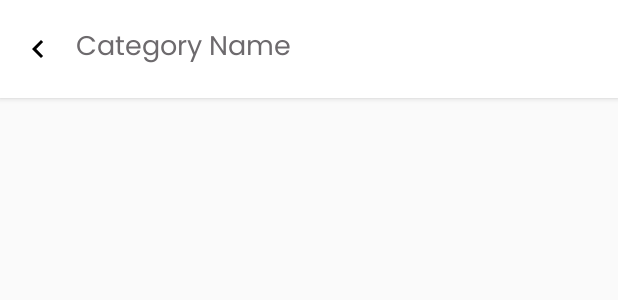
After one commit to GauravKhalapurkar/StudoTest, an Android app: the layout activity_categories.xml on its own in the app's theme, with its tools: preview values and no code run, on a phone screen of 412 x 824 dp. The commit adds this screen. Shown: the top 300 px of the screen. Run offline under Robolectric (Android 15) with nearby library versions, the phone set to English and light mode, and no system bars.

Commit message:
Home fragment done, category and test activities created.

```diff
--- a/app/build.gradle
+++ b/app/build.gradle
@@ -35,6 +35,7 @@ dependencies {
     implementation 'com.google.android.material:material:1.8.0'
     implementation 'androidx.constraintlayout:constraintlayout:2.1.4'
     implementation 'com.intuit.sdp:sdp-android:1.0.6'
+    implementation 'com.tbuonomo:dotsindicator:4.3'
     implementation 'com.google.firebase:firebase-firestore:24.4.1'
     testImplementation 'junit:junit:4.13.2'
     androidTestImplementation 'androidx.test.ext:junit:1.1.5'
--- /dev/null
+++ b/app/src/main/res/drawable/ic_left.xml
@@ -0,0 +1,5 @@
+<vector android:autoMirrored="true" android:height="24dp"
+    android:tint="#000000" android:viewportHeight="24"
+    android:viewportWidth="24" android:width="24dp" xmlns:android="http://schemas.android.com/apk/res/android">
+    <path android:fillColor="@android:color/white" android:pathData="M15.41,16.59L10.83,12l4.58,-4.59L14,6l-6,6 6,6 1.41,-1.41z"/>
+</vector>
--- /dev/null
+++ b/app/src/main/res/layout/activity_categories.xml
@@ -0,0 +1,44 @@
+<?xml version="1.0" encoding="utf-8"?>
+<LinearLayout xmlns:android="http://schemas.android.com/apk/res/android"
+    xmlns:app="http://schemas.android.com/apk/res-auto"
+    xmlns:tools="http://schemas.android.com/tools"
+    android:layout_width="match_parent"
+    android:layout_height="match_parent"
+    android:orientation="vertical"
+    tools:context=".activities.Categories">
+
+    <LinearLayout
+        android:id="@+id/linearTop"
+        android:layout_width="match_parent"
+        android:layout_height="@dimen/_50sdp"
+        android:orientation="horizontal"
+        android:background="@color/colorWhite"
+        android:elevation="@dimen/_2sdp"
+        android:gravity="center_vertical">
+
+        <ImageView
+            android:layout_width="wrap_content"
+            android:layout_height="wrap_content"
+            android:src="@drawable/ic_left"
+            android:paddingHorizontal="@dimen/_10sdp"
+            android:onClick="moveToPrevious"/>
+
+        <LinearLayout
+            android:layout_width="match_parent"
+            android:layout_height="wrap_content"
+            android:orientation="horizontal">
+
+            <TextView
+                android:id="@+id/txtCategoryName"
+                android:layout_width="wrap_content"
+                android:layout_height="wrap_content"
+                android:text="Category Name"
+                android:textSize="@dimen/text_size"
+                android:textColor="@color/colorGreyDark"
+                android:fontFamily="@font/regular"/>
+
+        </LinearLayout>
+
+    </LinearLayout>
+
+</LinearLayout>
--- a/app/src/main/res/layout/activity_main.xml
+++ b/app/src/main/res/layout/activity_main.xml
@@ -38,7 +38,7 @@
                 android:layout_width="wrap_content"
                 android:layout_height="wrap_content"
                 android:text="Your Name"
-                android:textSize="@dimen/text_size_small"
+                android:textSize="@dimen/text_size"
                 android:textColor="@color/colorGreyDark"
                 android:fontFamily="@font/regular"/>
 
```
Also changed, not shown: app/src/main/AndroidManifest.xml (+29 -12 lines), app/src/main/java/com/gakdevelopers/studotest/activities/Categories.java (added, +41 -0 lines), app/src/main/java/com/gakdevelopers/studotest/activities/Tests.java (added, +16 -0 lines), app/src/main/java/com/gakdevelopers/studotest/adapters/ViewPagerAdapter.java (added, +60 -0 lines), app/src/main/java/com/gakdevelopers/studotest/fragments/Home.java (+80 -6 lines), app/src/main/res/layout/activity_tests.xml (added, +9 -0 lines), app/src/main/res/layout/fragment_home.xml (+114 -6 lines), app/src/main/res/layout/home_carousel_item.xml (added, +12 -0 lines), app/src/main/res/drawable/free_tests.png (added), app/src/main/res/drawable/one.png (added), app/src/main/res/drawable/test_series.png (added), app/src/main/res/drawable/three.png (added), app/src/main/res/drawable/two.png (added).
